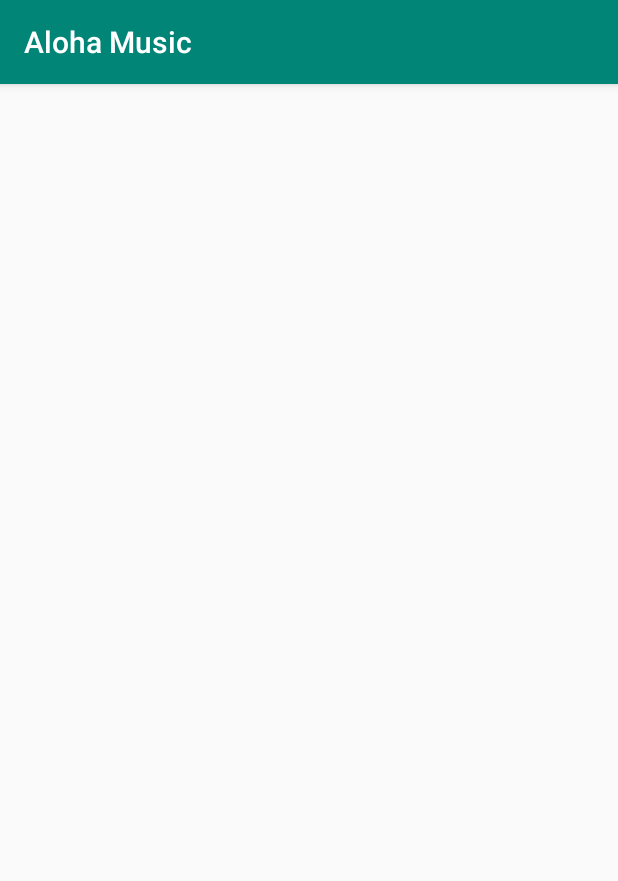
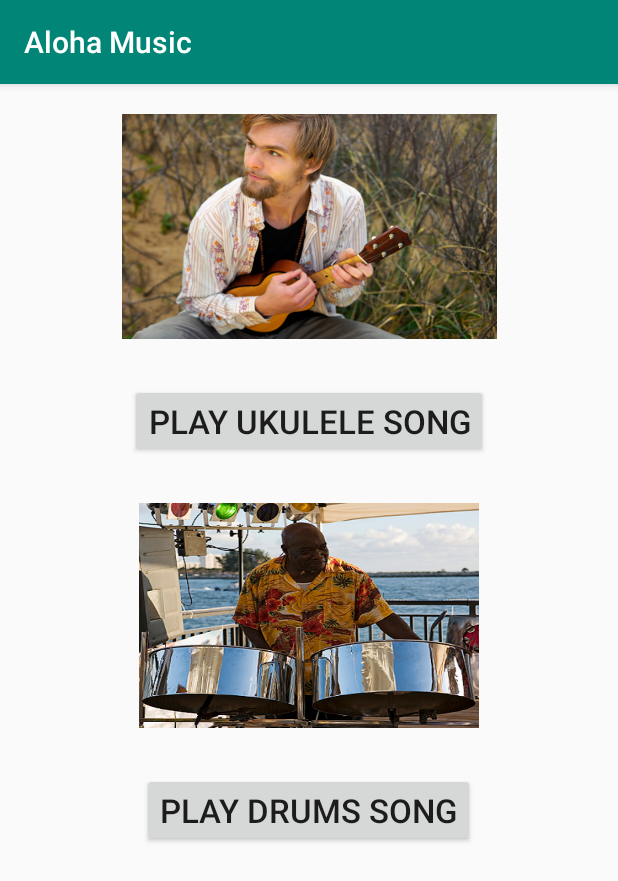
Before and after one commit to jay3ss/reimagined-waffle, an Android app: the MainActivity screen opened directly, with no data from a screen before it, on a phone screen of 412 x 824 dp. Shown: the top 881 px of the screen. Run offline under Robolectric (Android 15) with nearby library versions, the phone set to English and light mode, and no system bars.

Commit message:
Finish main activity layout

```diff
--- a/examples/AlohaMusic/app/src/main/res/layout/activity_main.xml
+++ b/examples/AlohaMusic/app/src/main/res/layout/activity_main.xml
@@ -6,4 +6,49 @@
     android:layout_height="match_parent"
     tools:context=".MainActivity">
 
+    <RelativeLayout
+        android:layout_width="match_parent"
+        android:layout_height="match_parent">
+
+        <ImageView
+            android:id="@+id/imgUkulele"
+            android:layout_width="320dp"
+            android:layout_height="150dp"
+            android:layout_margin="20dp"
+            android:layout_centerHorizontal="true"
+            android:src="@drawable/ukulele"
+            android:contentDescription="@string/ukulele"/>
+
+        <Button
+            android:id="@+id/btnUkulele"
+            android:layout_width="wrap_content"
+            android:layout_height="wrap_content"
+            android:layout_margin="10dp"
+            android:layout_below="@id/imgUkulele"
+            android:layout_centerHorizontal="true"
+            android:text="@string/btnUkulele"
+            android:textSize="22sp"/>
+
+        <ImageView
+            android:id="@+id/imgDrums"
+            android:layout_width="320dp"
+            android:layout_height="150dp"
+            android:layout_margin="20dp"
+            android:layout_below="@id/btnUkulele"
+            android:layout_centerHorizontal="true"
+            android:src="@drawable/drums"
+            android:contentDescription="@string/drums"/>
+
+        <Button
+            android:id="@+id/btnDrums"
+            android:layout_width="wrap_content"
+            android:layout_height="wrap_content"
+            android:layout_margin="10dp"
+            android:layout_below="@id/imgDrums"
+            android:layout_centerHorizontal="true"
+            android:text="@string/btnDrums"
+            android:textSize="22sp"/>
+
+    </RelativeLayout>
+
 </androidx.constraintlayout.widget.ConstraintLayout>
```
